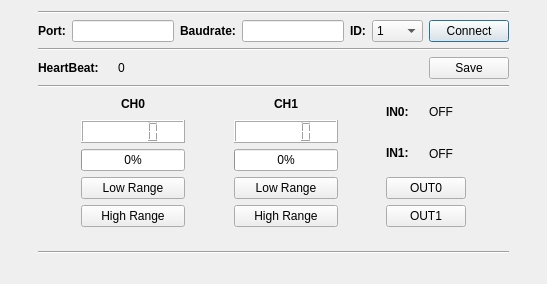
Above: ui/inpiconfig.ui from AiltonFidelix/INPIConfig before the change. Below: the same form after it.
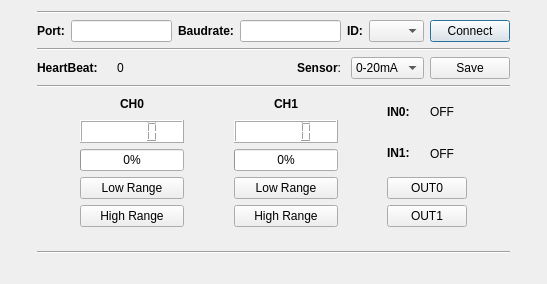
That is the form after the change.

Patch:
```diff
--- a/ui/inpiconfig.ui
+++ b/ui/inpiconfig.ui
@@ -86,16 +86,6 @@
            <height>16777215</height>
           </size>
          </property>
-         <item>
-          <property name="text">
-           <string>1</string>
-          </property>
-         </item>
-         <item>
-          <property name="text">
-           <string>240</string>
-          </property>
-         </item>
         </widget>
        </item>
        <item>
@@ -150,6 +140,27 @@
          </property>
         </spacer>
        </item>
+       <item>
+        <widget class="QLabel" name="label_10">
+         <property name="text">
+          <string>&lt;html&gt;&lt;head/&gt;&lt;body&gt;&lt;p&gt;&lt;span style=&quot; font-weight:600;&quot;&gt;Sensor&lt;/span&gt;: &lt;/p&gt;&lt;/body&gt;&lt;/html&gt;</string>
+         </property>
+        </widget>
+       </item>
+       <item>
+        <widget class="QComboBox" name="comboBoxMode">
+         <item>
+          <property name="text">
+           <string>0-20mA</string>
+          </property>
+         </item>
+         <item>
+          <property name="text">
+           <string>4-20mA</string>
+          </property>
+         </item>
+        </widget>
+       </item>
        <item>
         <widget class="QPushButton" name="pushButtonSave">
          <property name="text">
```
Left out of the diff: 2 changed lines with no effect on the pictures.
